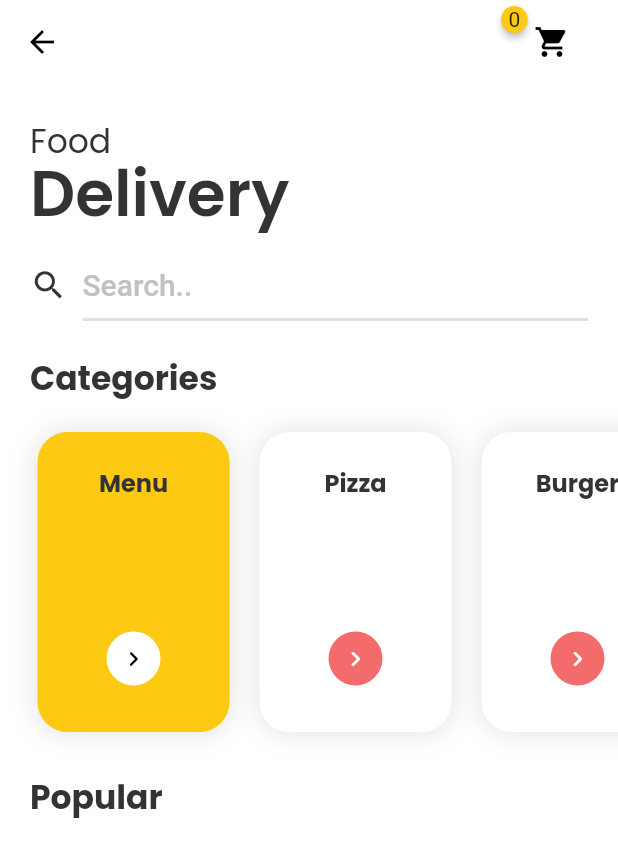
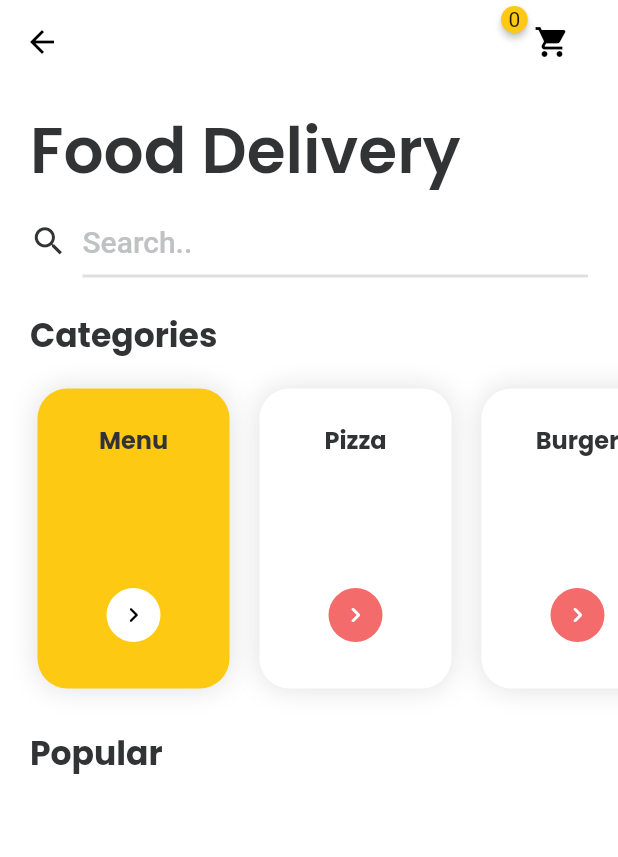
Before and after one commit to Schaudhary23/Flutter-Project, a Flutter app: the FoodScreen screen opened directly with empty values, on a phone screen of 412 x 824 dp. Shown: the top 857 px of the screen. Run offline on Flutter 3.47's test engine with Material 2 defaults, Android fonts, the phone set to English and light mode, and no system bars; drawn by our look-alikes of badges; our stand-ins replace carousel_slider, cloud_firestore, firebase_auth, firebase_core, get, google_fonts; missing offline and left inert: dart:html; accounts and stored records are empty; network calls fail.

Commit message:
code refactoring for adding the dynamic page functionalities and Bug fixes for the UI

```diff
--- a/lib/main.dart
+++ b/lib/main.dart
@@ -1,14 +1,8 @@
 import 'package:firebase_auth/firebase_auth.dart';
 import 'package:firebase_core/firebase_core.dart';
 import 'package:flutter/material.dart';
-import 'package:flutter_application_1/authentication/SignUppage.dart';
-import 'package:flutter_application_1/screens/cart_screen.dart';
-import 'package:flutter_application_1/screens/food_detail.dart';
-import 'package:flutter_application_1/screens/food_screen.dart';
-//import 'package:flutter_application_1/screens/food_screen.dart';
 import 'package:flutter_application_1/screens/home_page.dart';
 import 'package:get/get.dart';
-
 import 'authentication/login.dart';
 import 'firebase_options.dart';
 
--- a/lib/screens/food_screen.dart
+++ b/lib/screens/food_screen.dart
@@ -10,6 +10,8 @@ import 'package:flutter_application_1/utils/style.dart';
 
 import 'package:badges/badges.dart';
 import 'package:get/get.dart';
+
+import '../classes/food_class.dart';
 
 var check;
 
@@ -66,7 +68,7 @@ class _FoodScreenState extends State<FoodScreen> {
               ),
               child: IconButton(
                 onPressed: () {
-                  Get.to(const CartItems());
+                  Get.to(CartItems());
                 },
                 icon: const Icon(Icons.shopping_cart),
               ),
@@ -83,17 +85,17 @@ class _FoodScreenState extends State<FoodScreen> {
               child: Column(
                 crossAxisAlignment: CrossAxisAlignment.start,
                 children: [
-                  Padding(
-                    padding: const EdgeInsets.only(left: 20),
+                  // const Padding(
+                  //   padding: EdgeInsets.only(left: 20),
+                  //   child: PrimaryText(
+                  //     text: 'Food',
+                  //     size: 22,
+                  //   ),
+                  // ),
+                  const Padding(
+                    padding: EdgeInsets.only(left: 20),
                     child: PrimaryText(
-                      text: 'Food',
-                      size: 22,
-                    ),
-                  ),
-                  Padding(
-                    padding: const EdgeInsets.only(left: 20),
-                    child: PrimaryText(
-                      text: 'Delivery',
+                      text: 'Food Delivery',
                       height: 1.1,
                       size: 42,
                       fontWeight: FontWeight.w600,
@@ -127,8 +129,8 @@ class _FoodScreenState extends State<FoodScreen> {
                     ],
                   ),
                   const SizedBox(height: 25),
-                  Padding(
-                    padding: const EdgeInsets.only(left: 20),
+                  const Padding(
+                    padding: EdgeInsets.only(left: 20),
                     child: PrimaryText(
                         text: 'Categories',
                         fontWeight: FontWeight.w700,
@@ -149,22 +151,23 @@ class _FoodScreenState extends State<FoodScreen> {
                       ),
                     ),
                   ),
-                  Padding(
-                    padding: const EdgeInsets.only(left: 20, top: 10),
+                  const Padding(
+                    padding: EdgeInsets.only(left: 20, top: 10),
                     child: PrimaryText(
                         text: 'Popular', fontWeight: FontWeight.w700, size: 22),
                   ),
                   ListView.builder(
                       shrinkWrap: true,
-                      physics: const ScrollPhysics(),
+                      // physics: const ScrollPhysics(),
                       itemCount: check.length,
                       itemBuilder: (context, index) {
                         return popularFoodCard(
-                          check[index].imageUrl,
-                          check[index].name,
-                          check[index].price,
-                          index,
-                        );
+                            check[index].imageUrl,
+                            check[index].name,
+                            check[index].price,
+                            index,
+                            check[index].description,
+                            check);
                       }),
                 ],
               ),
@@ -175,15 +178,20 @@ class _FoodScreenState extends State<FoodScreen> {
     );
   }
 
-  Widget popularFoodCard(
-      String imageUrl, String name, double price, int index) {
+  Widget popularFoodCard(String imageUrl, String name, double price, int index,
+      String description, List<Food> check) {
     return GestureDetector(
       onTap: () => {
         Navigator.push(
             context,
             MaterialPageRoute(
                 builder: (context) => FoodDetail(
+                      name: name,
+                      imageUrl: imageUrl,
+                      price: price,
+                      description: description,
                       index: index,
+                      check: check,
                     )))
       },
       child: Container(
--- a/lib/service/cart_controller.dart
+++ b/lib/service/cart_controller.dart
@@ -1,5 +1,5 @@
 import 'package:get/get.dart';
-
+import 'package:collection/collection.dart';
 import '../classes/food_class.dart';
 
 class CartController extends GetxController {
@@ -23,12 +23,18 @@ class CartController extends GetxController {
 
   get foods => _food;
 
-  get foodSubttotal =>
+  get subTotal =>
       _food.entries.map((food) => food.key.price * food.value).toList();
 
-  get total => _food.entries
-      .map((food) => food.key.price * food.value)
-      .toList()
-      .reduce((value, element) => value + element)
-      .toStringAsFixed(2);
+  get total {
+    num sum = 0;
+    for (int i = 0; i < subTotal.length; i++) {
+      sum = sum + subTotal[i];
+    }
+    return sum;
+    // subTotal
+    //   .reduce((value, element) => value + element)
+    //   .toList()
+    //   .toStringAsFixed(2);
+  }
 }
```
Also changed, not shown: lib/authentication/SignUppage.dart (+19 -14 lines), lib/screens/cart_screen.dart (+6 -12 lines), lib/screens/food_detail.dart (+29 -18 lines), lib/utils/constants.dart (+0 -59 lines).
